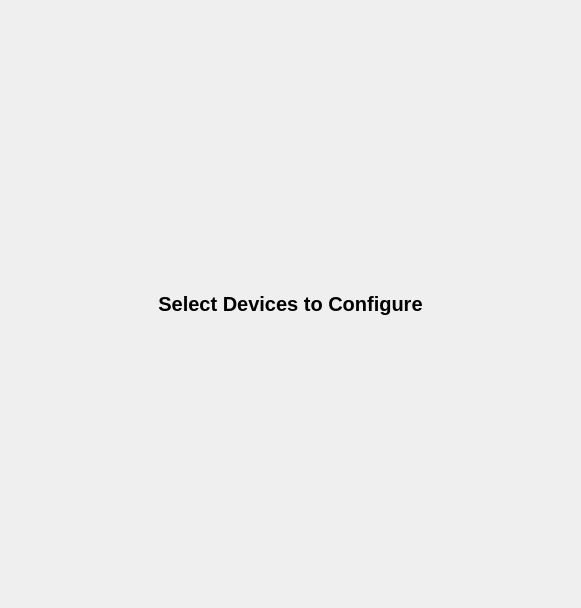
Before: the Qt Designer form gui/resources/conf_def_embed.ui in zdomke/sc_mps_gui, drawn with Qt 5.
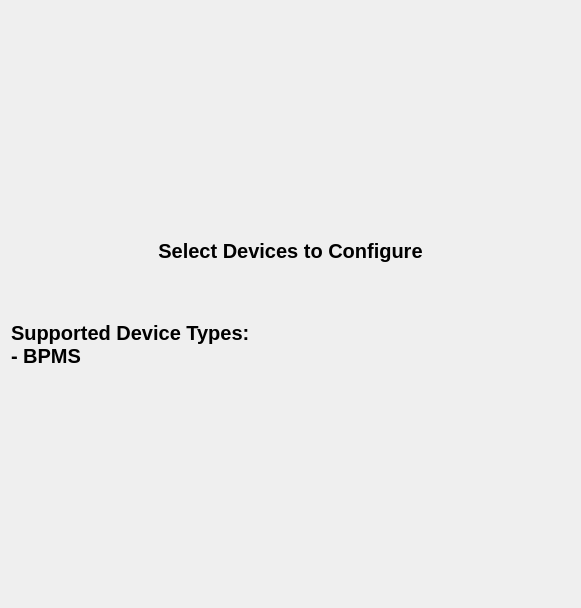
After: the same form once the commit is applied.

```diff
--- a/gui/resources/conf_def_embed.ui
+++ b/gui/resources/conf_def_embed.ui
@@ -24,10 +24,11 @@
       </font>
      </property>
      <property name="text">
-      <string>Select Devices to Configure</string>
-     </property>
-     <property name="alignment">
-      <set>Qt::AlignCenter</set>
+      <string>&lt;p align=&quot;center&quot;&gt;Select Devices to Configure&lt;/p&gt;
+&lt;br&gt;&lt;br&gt;
+Supported Device Types:
+&lt;br&gt;
+- BPMS</string>
      </property>
      <property name="wordWrap">
       <bool>true</bool>
```
